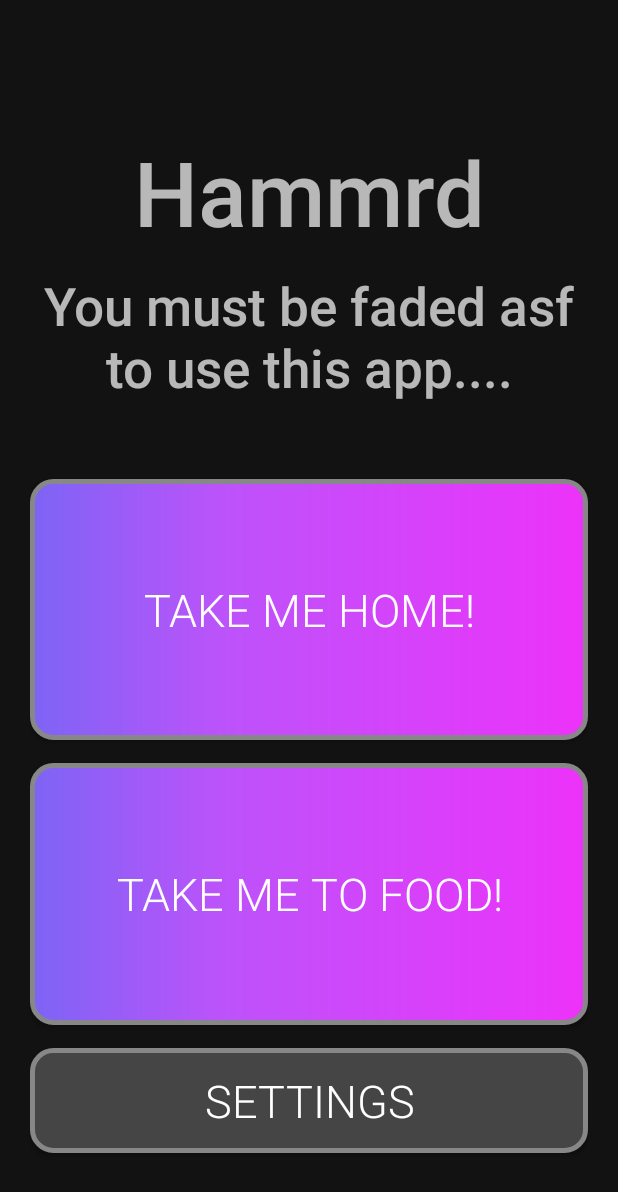
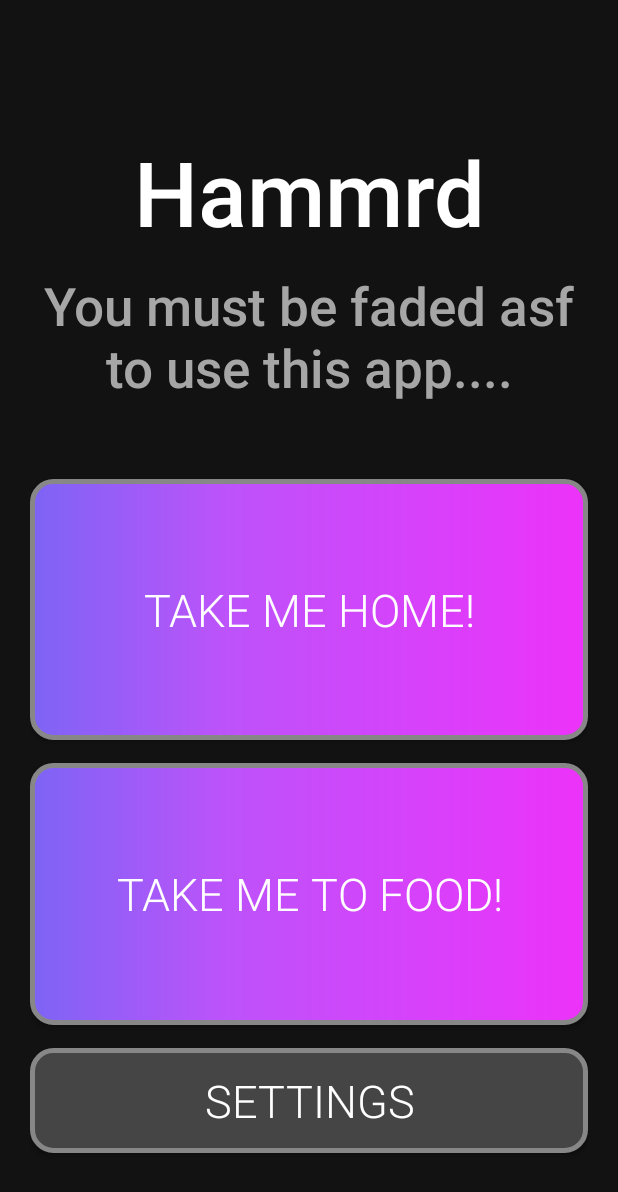
Before and after one commit to justin-lu054/hammrdandroid, an Android app: the screen it shows after launch (MainActivity), on a phone screen of 412 x 824 dp. Shown: the top 1192 px of the screen. Run offline under Robolectric (Android 15) with nearby library versions, the phone set to English and light mode, and no system bars; Roboto replaces fonts that are not available here.

Commit message:
more UI changes

```diff
--- a/app/src/main/res/layout/activity_main.xml
+++ b/app/src/main/res/layout/activity_main.xml
@@ -12,6 +12,7 @@
         android:gravity="center"
         android:layout_weight="15"
         android:textSize="60dp"
+        android:textColor="#FFFFFF"
         android:fontFamily="sans-serif-medium"
         android:text="Hammrd"></TextView>
 
@@ -21,6 +22,7 @@
         android:gravity="center|top"
         android:layout_weight="20"
         android:textSize="35dp"
+        android:textColor="#a6a6a6"
         android:fontFamily="sans-serif-medium"
         android:text="You must be faded asf to use this app...."></TextView>
 
```
Also changed, not shown: app/src/main/res/layout/activity_settings.xml (+14 -0 lines).
